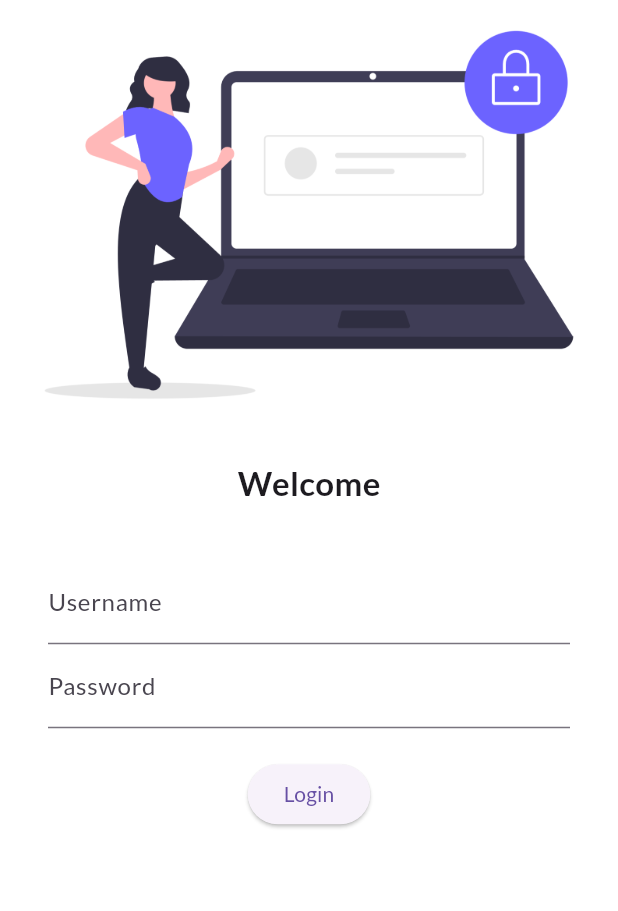
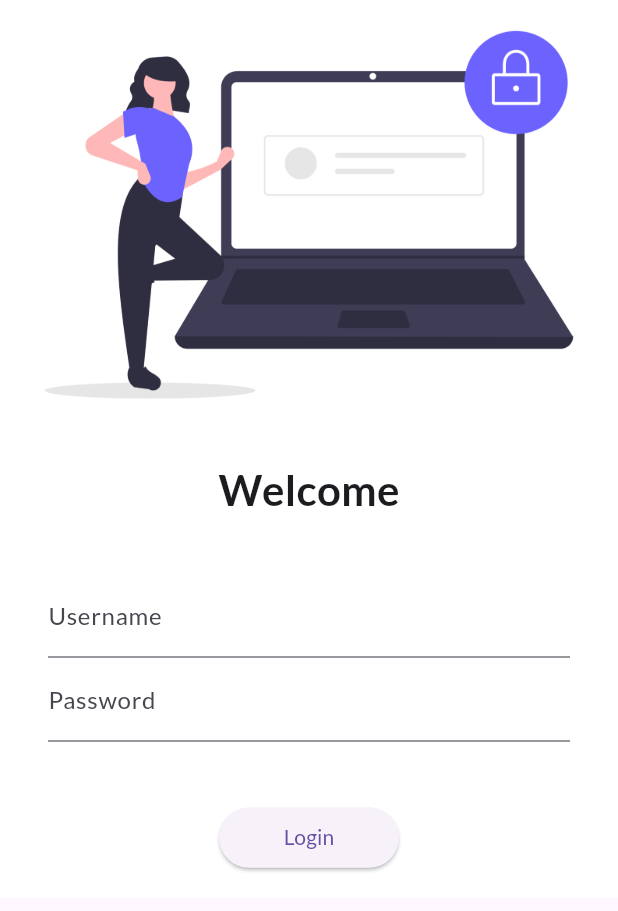
Before and after one commit to ShivankChaurasiya/flutter_learn, a Flutter app: the screen it shows after launch, on a phone screen of 412 x 824 dp. Shown: the top 911 px of the screen. Run offline on Flutter 3.47's test engine with Material 3 defaults, Android fonts, the phone set to English and light mode, and no system bars; our stand-ins replace google_fonts.

Commit message:
Day 5 completed

```diff
--- /dev/null
+++ b/lib/Utils/routes.dart
@@ -0,0 +1,4 @@
+class MyRoutes {
+  static String loginRoute = '/login';
+  static String homeRoute = '/home';
+}
--- a/lib/main.dart
+++ b/lib/main.dart
@@ -2,6 +2,7 @@ import "package:flutter/material.dart";
 import "package:flutter_learn/pages/home_page.dart";
 import 'package:flutter_learn/pages/login_page.dart';
 import 'package:google_fonts/google_fonts.dart';
+import 'Utils/routes.dart';
 
 void main() {
   runApp(MyApp());
@@ -12,6 +13,7 @@ class MyApp extends StatelessWidget {
   Widget build(BuildContext context) {
     return MaterialApp(
       themeMode: ThemeMode.light,
+      debugShowCheckedModeBanner: false,
       theme: ThemeData(primarySwatch: Colors.deepPurple,
         fontFamily: GoogleFonts.lato().fontFamily,
         primaryTextTheme: GoogleFonts.latoTextTheme()
@@ -20,8 +22,8 @@ class MyApp extends StatelessWidget {
       ),
       routes: {
         "/": (context) => LoginPage(),
-        "/home": (context) => HomePage(),
-        "/login": (context) => LoginPage()
+        MyRoutes.homeRoute: (context) => HomePage(),
+        MyRoutes.loginRoute: (context) => LoginPage()
       },
     );
   }
--- a/lib/pages/login_page.dart
+++ b/lib/pages/login_page.dart
@@ -1,17 +1,34 @@
 import 'package:flutter/material.dart';
+import 'package:flutter_learn/Utils/routes.dart';
 
-class LoginPage extends StatelessWidget {
+class LoginPage extends StatefulWidget {
+  @override
+  State<LoginPage> createState() => _LoginPageState();
+}
+
+class _LoginPageState extends State<LoginPage> {
   @override
   Widget build(BuildContext context) {
-    return Material(
+    return Scaffold(
+      body: SingleChildScrollView(
+        child: Material(
           color: Colors.white,
+          child: SingleChildScrollView(
             child: Column(
               children: [
-          Image.asset("assets/images/login_image.png", fit: BoxFit.cover),
+                Column(
+                  children: [
+                    Image.asset(
+                      "assets/images/login_image.png",
+                      fit: BoxFit.cover,
+                    ),
                     SizedBox(height: 20),
                     Text(
                       "Welcome",
-            style: TextStyle(fontSize: 22, fontWeight: FontWeight.bold),
+                      style: TextStyle(
+                        fontSize: 28,
+                        fontWeight: FontWeight.bold,
+                      ),
                     ),
                     SizedBox(height: 20),
                     Padding(
@@ -34,12 +51,14 @@ class LoginPage extends StatelessWidget {
                               labelText: "Password",
                             ),
                           ),
-                SizedBox(height: 20),
+                          SizedBox(height: 40),
                           ElevatedButton(
                             child: Text("Login"),
-                  style: TextButton.styleFrom(),
+                            style: TextButton.styleFrom(
+                              minimumSize: Size(120, 40),
+                            ),
                             onPressed: () {
-                    print("Hi Shivank");
+                              Navigator.pushNamed(context, MyRoutes.homeRoute);
                             },
                           ),
                         ],
@@ -47,6 +66,11 @@ class LoginPage extends StatelessWidget {
                     ),
                   ],
                 ),
+              ],
+            ),
+          ),
+        ),
+      ),
     );
   }
 }
```
Lines whose indentation alone changed are shown as unchanged.
